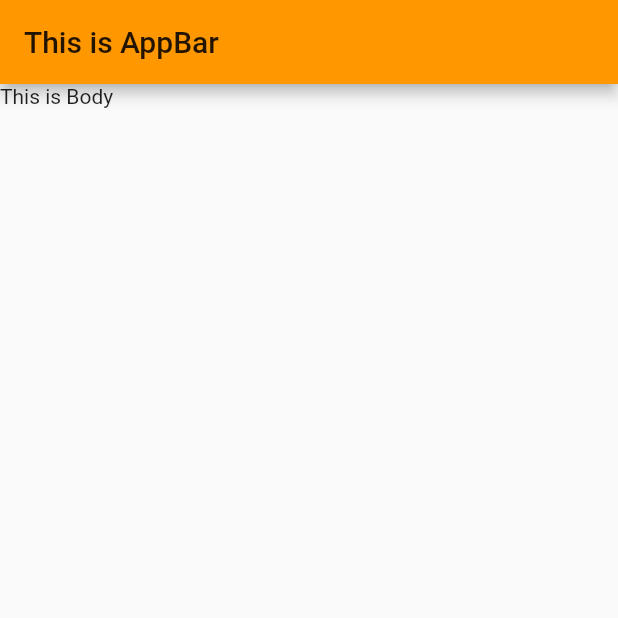
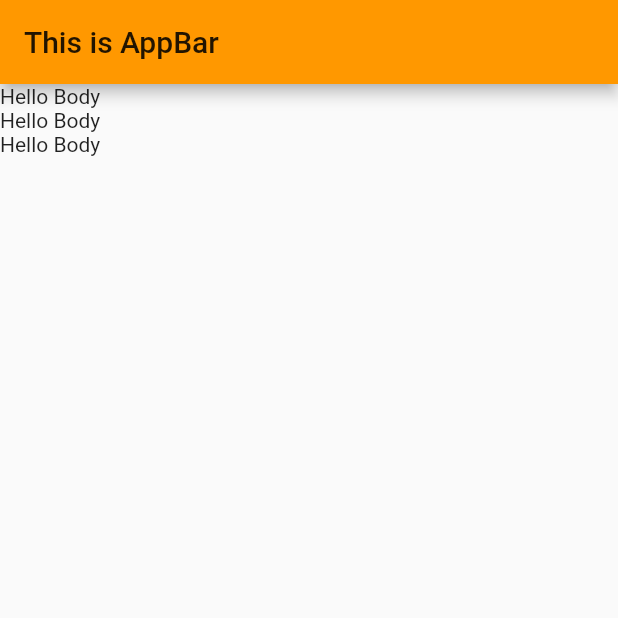
Before and after one commit to arifulUTM/Flutter-Practice-, a Flutter app: the screen it shows after launch, on a phone screen of 412 x 824 dp, the top half of it. Run offline on Flutter 3.47's test engine with Material 2 defaults, Android fonts, the phone set to English and light mode, and no system bars.

Commit message:
Working with Coloumn Row inside Body (stateless)

```diff
--- a/lib/main.dart
+++ b/lib/main.dart
@@ -20,8 +20,16 @@ class MyHomePage extends StatelessWidget {
   @override
   Widget build(BuildContext context) {
     return Scaffold(
-      appBar: AppBar(title: Text("This is AppBar")),
-      body: Text("This is Body"),
-    );
+        appBar: AppBar(title: Text("This is AppBar")),
+        body: Column(
+          children: <Widget>[TestWidget(), TestWidget(), TestWidget()],
+        ));
   }
 }
+
+class TestWidget extends StatelessWidget {
+  @override
+  Widget build(BuildContext context) {
+    return Text("Hello Body ");
+  }
+}
```
